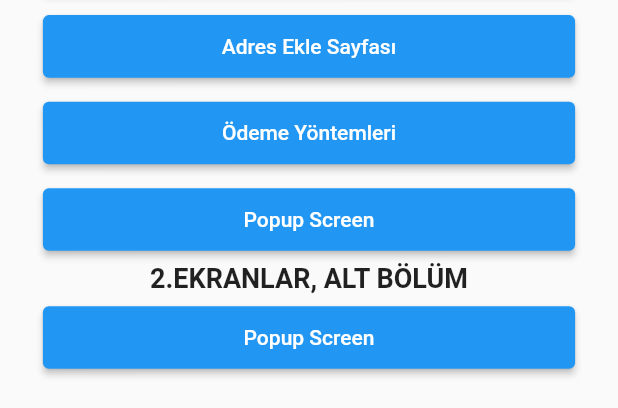
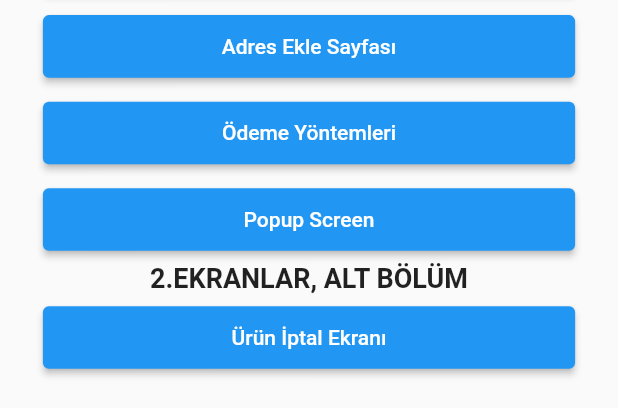
Before and after one commit to tolgabaskesen/vergelsinFirsat, a Flutter app: the screen it shows after launch, on a phone screen of 412 x 824 dp, the part 600-1008 px from its top. Run offline on Flutter 3.47's test engine with Material 2 defaults, Android fonts, the phone set to English and light mode, and no system bars; our stand-ins replace auto_size_text, font_awesome_flutter, google_maps_flutter, pinput.

Commit message:
yeni ekrana baslandı

```diff
--- a/lib/main.dart
+++ b/lib/main.dart
@@ -11,6 +11,7 @@ import 'package:vergelsinfirsat/screens/hesabim_screen.dart';
 import 'package:vergelsinfirsat/screens/iletisim_tercihleri.dart';
 import 'package:vergelsinfirsat/screens/odemeyontemi_screen.dart';
 import 'package:vergelsinfirsat/screens/popup_screen.dart';
+import 'package:vergelsinfirsat/screens/uruniptal_screen.dart';
 import 'package:vergelsinfirsat/utils/color.dart';
 
 void main() {
@@ -52,6 +53,7 @@ class MyApp extends StatelessWidget {
         "/adresekle": (context) => AdresEkle(),
         "/odemeyontemi_screen": (context) => OdemeYontemiScreen(),
         "/popup_screen": (context) => PopupScreen(),
+        "/uruniptali_screen": (context) => UrunIptali(),
       },
     );
   }
@@ -148,8 +150,8 @@ class _MyHomePageState extends State<MyHomePage> {
               sayfaGecis(
                 //Oluşturulan her sayfa için geçişler buraya button olarak aynı şekilde tanımlanacak.
                 context,
-                "Popup Screen",
-                () => Navigator.pushNamed(context, "/popup_screen"),
+                "Ürün İptal Ekranı",
+                () => Navigator.pushNamed(context, "/uruniptali_screen"),
               ),
             ],
           ),
```
Also changed, not shown: lib/screens/uruniptal_screen.dart (added, +20 -0 lines).
